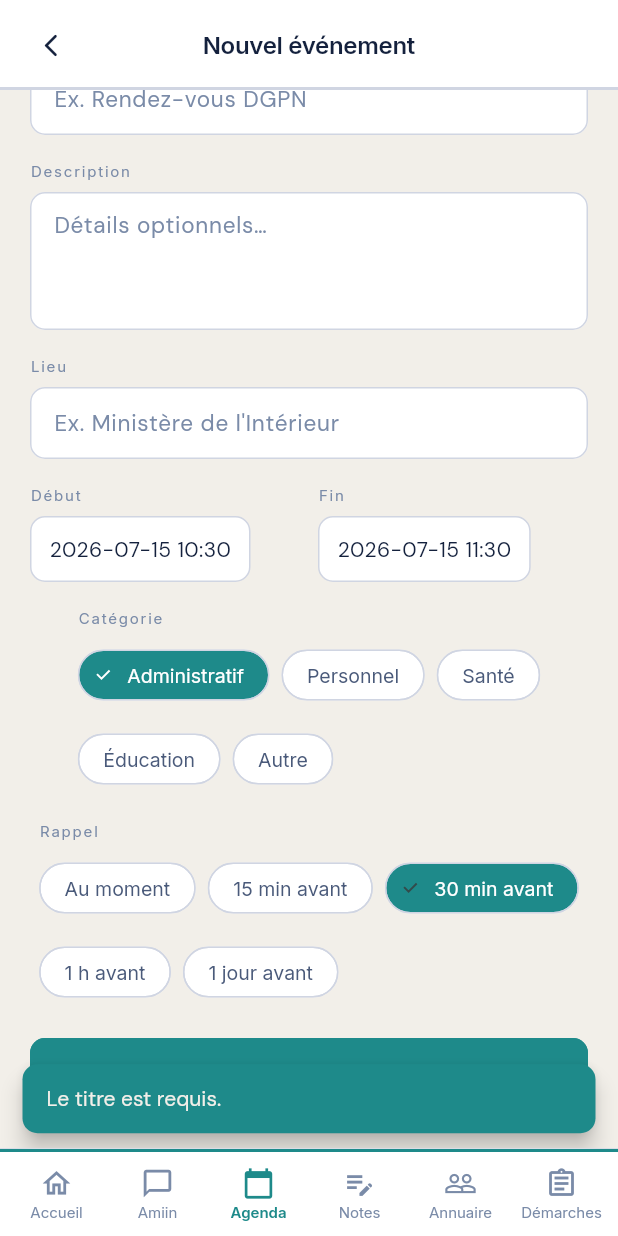
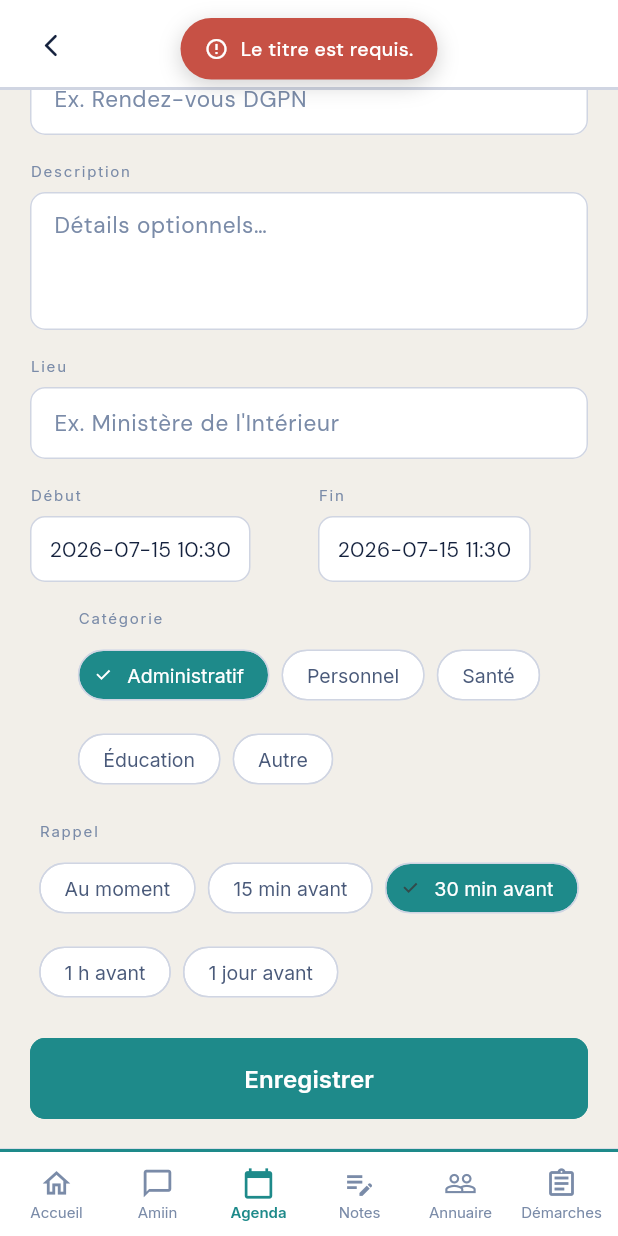
Before and after one commit to gnimaan-hub/amiin, a Flutter app: the CreateEventScreen screen opened by its route, scrolled down 60 dp, after a tap on "Enregistrer", on a phone screen of 412 x 824 dp. Run offline on Flutter 3.47's test engine with Material 3 defaults, Android fonts, the phone set to English and light mode, and no system bars; our stand-ins replace connectivity_plus, dio, flutter_local_notifications, flutter_markdown, flutter_secure_storage, flutter_svg and 9 more; missing offline and left inert: home_widget, workmanager; accounts and stored records are empty; statements that could not run were skipped.

Commit message:
refonte P2: feedback unifié — 31 SnackBar migrés vers AmiinToast
- migration scriptée (parseur à parenthèses équilibrées) : les SnackBar
  simples deviennent des AmiinToast de marque ; mapping succès/erreur
  déduit du backgroundColor d'origine
- 7 cas complexes (action:, duration:) conservés pour revue manuelle
- correction baseline audit : les listes utilisaient déjà SkeletonList
  (annuaire, notes, démarches, agenda) — spinners restants uniquement
  sur les écrans de détail
- nettoyage : helpers _goToPreviousMonth/_goToNextMonth morts depuis
  la vue semaine

Co-Authored-By: Claude Fable 5 <noreply@anthropic.com>
Claude-Session: https://claude.ai/code/session_01PkBXnMPKhcoFb3QZgXzVte

```diff
--- a/amiin_app_flutter/lib/screens/agenda/create_event_screen.dart
+++ b/amiin_app_flutter/lib/screens/agenda/create_event_screen.dart
@@ -1,6 +1,7 @@
 // ─── CreateEventScreen (création + édition) ─────────────────────────────────
 
 import 'package:flutter/material.dart';
+import '../../widgets/toast.dart';
 import 'package:intl/intl.dart';
 import '../../theme/colors.dart';
 import '../../theme/themes.dart';
@@ -110,18 +111,11 @@ class _CreateEventScreenState extends State<CreateEventScreen> {
   Future<void> _save() async {
     final title = _titleController.text.trim();
     if (title.isEmpty) {
-      ScaffoldMessenger.of(context).showSnackBar(
-        SnackBar(content: Text('Le titre est requis.'), backgroundColor: context.ac.secretariatAccent),
-      );
+      AmiinToast.show(context, 'Le titre est requis.', success: false);
       return;
     }
     if (!_endDate.isAfter(_startDate)) {
-      ScaffoldMessenger.of(context).showSnackBar(
-        SnackBar(
-          content: Text('La date de fin doit être après la date de début.'),
-          backgroundColor: context.ac.secretariatAccent,
-        ),
-      );
+      AmiinToast.show(context, 'La date de fin doit être après la date de début.', success: false);
       return;
     }
     setState(() => _loading = true);
@@ -138,9 +132,7 @@ class _CreateEventScreenState extends State<CreateEventScreen> {
           'reminder': _reminder,
         });
         if (mounted) {
-          ScaffoldMessenger.of(context).showSnackBar(
-            SnackBar(content: Text('Événement modifié'), backgroundColor: context.ac.success),
-          );
+          AmiinToast.show(context, 'Événement modifié');
         }
       } else {
         // Création
@@ -154,17 +146,13 @@ class _CreateEventScreenState extends State<CreateEventScreen> {
           reminder: _reminder,
         ));
         if (mounted) {
-          ScaffoldMessenger.of(context).showSnackBar(
-            SnackBar(content: Text('Événement créé'), backgroundColor: context.ac.success),
-          );
+          AmiinToast.show(context, 'Événement créé');
         }
       }
       if (mounted) { Navigator.pop(context); }
     } catch (e) {
       if (mounted) {
-        ScaffoldMessenger.of(context).showSnackBar(
-          SnackBar(content: Text('Erreur : ${e.toString()}'), backgroundColor: context.ac.secretariatAccent),
-        );
+        AmiinToast.show(context, 'Erreur : ${e.toString()}', success: false);
       }
     } finally {
       if (mounted) setState(() => _loading = false);
--- a/amiin_app_flutter/lib/screens/annuaire/service_detail_screen.dart
+++ b/amiin_app_flutter/lib/screens/annuaire/service_detail_screen.dart
@@ -1,6 +1,7 @@
 // â”€â”€â”€ ServiceDetailScreen â”€â”€â”€â”€â”€â”€â”€â”€â”€â”€â”€â”€â”€â”€â”€â”€â”€â”€â”€â”€â”€â”€â”€â”€â”€â”€â”€â”€â”€â”€â”€â”€â”€â”€â”€â”€â”€â”€â”€â”€â”€â”€â”€â”€â”€â”€â”€â”€â”€â”€â”€â”€â”€
 
 import 'package:flutter/material.dart';
+import '../../widgets/toast.dart';
 import 'package:flutter_svg/flutter_svg.dart';
 import 'package:url_launcher/url_launcher.dart';
 
@@ -42,7 +43,7 @@ class _ServiceDetailScreenState extends State<ServiceDetailScreen> {
       });
     } catch (e) {
       if (!mounted) return;
-      ScaffoldMessenger.of(context).showSnackBar(const SnackBar(content: Text('Impossible de charger le service')));
+      AmiinToast.show(context, 'Impossible de charger le service');
       setState(() => _loading = false);
     }
   }
@@ -61,7 +62,7 @@ class _ServiceDetailScreenState extends State<ServiceDetailScreen> {
       if (!mounted) return;
     } else {
       if (!mounted) return;
-      ScaffoldMessenger.of(context).showSnackBar(const SnackBar(content: Text('Impossible dâ€™ouvrir le lien')));
+      AmiinToast.show(context, 'Impossible dâ€™ouvrir le lien');
     }
   }
 
--- a/amiin_app_flutter/lib/screens/settings/settings_about_screen.dart
+++ b/amiin_app_flutter/lib/screens/settings/settings_about_screen.dart
@@ -1,6 +1,7 @@
 // ─── SettingsAboutScreen ── À propos & Support ────────────────────────────────
 
 import 'package:flutter/material.dart';
+import '../../widgets/toast.dart';
 import '../../theme/themes.dart';
 import '../../theme/spacing.dart';
 import '../../theme/typography.dart';
@@ -265,9 +266,7 @@ class SettingsAboutScreen extends StatelessWidget {
           TextButton(
             onPressed: () {
               Navigator.pop(ctx);
-              ScaffoldMessenger.of(context).showSnackBar(
-                const SnackBar(content: Text('Rapport envoyé — merci !')),
-              );
+              AmiinToast.show(context, 'Rapport envoyé — merci !');
             },
             child: const Text('Envoyer'),
           ),
--- a/amiin_app_flutter/lib/screens/settings/settings_assistant_screen.dart
+++ b/amiin_app_flutter/lib/screens/settings/settings_assistant_screen.dart
@@ -1,6 +1,7 @@
 // ─── SettingsAssistantScreen ── Comportement d'Amiin ─────────────────────────
 
 import 'package:flutter/material.dart';
+import '../../widgets/toast.dart';
 import 'package:provider/provider.dart';
 import '../../theme/themes.dart';
 import '../../theme/spacing.dart';
@@ -376,9 +377,7 @@ class SettingsAssistantScreen extends StatelessWidget {
           TextButton(
             onPressed: () {
               Navigator.pop(ctx);
-              ScaffoldMessenger.of(context).showSnackBar(
-                const SnackBar(content: Text('Mémoire effacée')),
-              );
+              AmiinToast.show(context, 'Mémoire effacée');
             },
             style: TextButton.styleFrom(foregroundColor: Colors.red),
             child: const Text('Effacer'),
--- a/amiin_app_flutter/lib/screens/settings/settings_billing_screen.dart
+++ b/amiin_app_flutter/lib/screens/settings/settings_billing_screen.dart
@@ -1,6 +1,7 @@
 // ─── SettingsBillingScreen ────────────────────────────────────────────────────
 
 import 'package:flutter/material.dart';
+import '../../widgets/toast.dart';
 import '../../theme/themes.dart';
 import '../../theme/spacing.dart';
 import '../../theme/typography.dart';
@@ -157,9 +158,7 @@ class SettingsBillingScreen extends StatelessWidget {
           TextButton(
             onPressed: () {
               Navigator.pop(ctx);
-              ScaffoldMessenger.of(context).showSnackBar(
-                const SnackBar(content: Text('Fonctionnalité bientôt disponible')),
-              );
+              AmiinToast.show(context, 'Fonctionnalité bientôt disponible');
             },
             child: const Text('Appliquer'),
           ),
--- a/amiin_app_flutter/lib/screens/settings/settings_privacy_screen.dart
+++ b/amiin_app_flutter/lib/screens/settings/settings_privacy_screen.dart
@@ -1,6 +1,7 @@
 // ─── SettingsPrivacyScreen ────────────────────────────────────────────────────
 
 import 'package:flutter/material.dart';
+import '../../widgets/toast.dart';
 import 'package:provider/provider.dart';
 import '../../theme/themes.dart';
 import '../../theme/spacing.dart';
@@ -197,9 +198,7 @@ class SettingsPrivacyScreen extends StatelessWidget {
           TextButton(
             onPressed: () {
               Navigator.pop(ctx);
-              ScaffoldMessenger.of(context).showSnackBar(
-                const SnackBar(content: Text('Action effectuée')),
-              );
+              AmiinToast.show(context, 'Action effectuée');
             },
             style: TextButton.styleFrom(foregroundColor: Colors.red),
             child: const Text('Supprimer'),
```
Also changed, not shown: amiin_app_flutter/lib/screens/agenda/agenda_screen.dart (+1 -7 lines), amiin_app_flutter/lib/screens/agenda/event_detail_screen.dart (+4 -9 lines), amiin_app_flutter/lib/screens/demarches/demarche_detail_screen.dart (+5 -10 lines), amiin_app_flutter/lib/screens/demarches/user_demarche_tracking_screen.dart (+6 -9 lines), amiin_app_flutter/lib/screens/notes/note_detail_screen.dart (+8 -15 lines).
